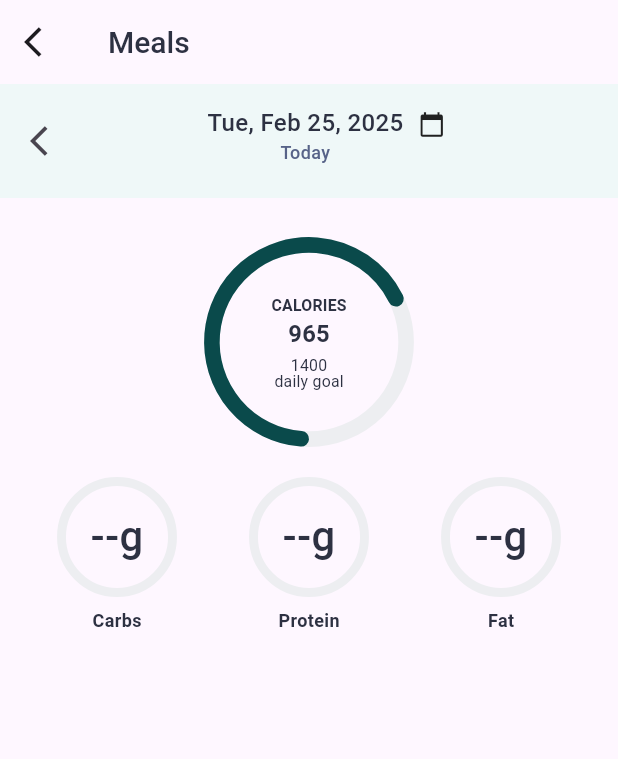
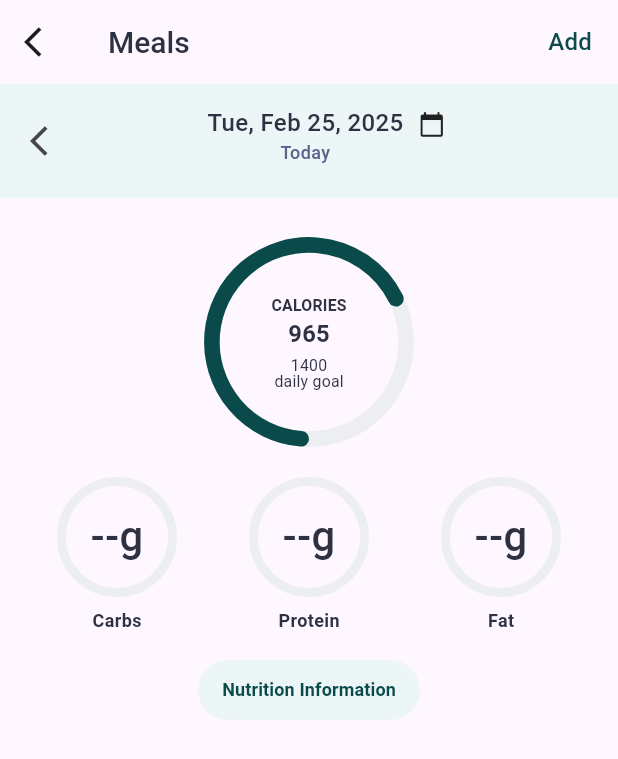
Before and after one commit to RancellTapia/Meals_App, a Flutter app: the screen it shows after launch, on a phone screen of 412 x 824 dp. Shown: the top 759 px of the screen. Run offline on Flutter 3.47's test engine with Material 3 defaults, Android fonts, the phone set to English and light mode, and no system bars; our stand-ins replace go_router, syncfusion_flutter_charts.

Commit message:
[ADD] Adding Rounded Button

```diff
--- a/lib/config/models/colors.dart
+++ b/lib/config/models/colors.dart
@@ -2,7 +2,7 @@ import 'package:flutter/material.dart';
 
 class AppColors {
   static const Color primary = Color(0xFF0A4A4B);
-  static const Color secondary = Color(0xFFEFF8F8);
+  static const Color secondary = Color(0xFFECF6F6);
   static const Color neutral = Color(0xFFEDEEF1);
   static const Color background = Color(0xFFFFFFFF);
   static const Color textPrimary = Color(0xFF2D3142);
--- a/lib/presentation/screens/home/home_screen.dart
+++ b/lib/presentation/screens/home/home_screen.dart
@@ -5,6 +5,7 @@ import 'package:meals/config/models/models.dart';
 import 'package:meals/presentation/screens/home/widget/date_widget.dart';
 
 import 'package:meals/presentation/screens/home/widget/graphic_info.dart';
+import 'package:meals/presentation/screens/home/widget/rounded_button.dart';
 
 class HomeScreen extends StatelessWidget {
   const HomeScreen({super.key});
@@ -24,6 +25,15 @@ class HomeScreen extends StatelessWidget {
             icon: const Icon(Icons.arrow_back_ios),
             onPressed: () {},
           ),
+          actions: [
+            TextButton(
+                onPressed: () {},
+                child: Text('Add',
+                    style: AppTypography.body.copyWith(
+                        color: AppColors.primary,
+                        fontWeight: FontWeight.w500,
+                        height: 1.0))),
+          ],
         ),
         body: _HomeScreenView());
   }
@@ -38,7 +48,15 @@ class _HomeScreenView extends StatelessWidget {
   Widget build(BuildContext context) {
     return SingleChildScrollView(
       child: Column(
-        children: [DateWitget(), GraphipInfo()],
+        children: [
+          DateWitget(),
+          GraphipInfo(),
+          SizedBox(height: 16),
+          RoundedButton(
+            text: 'Nutrition Information',
+            onPressed: () {},
+          )
+        ],
       ),
     );
   }
--- /dev/null
+++ b/lib/presentation/screens/home/widget/rounded_button.dart
@@ -0,0 +1,35 @@
+import 'package:flutter/material.dart';
+import 'package:meals/config/models/models.dart';
+
+class RoundedButton extends StatelessWidget {
+  final String text;
+  final VoidCallback onPressed;
+
+  const RoundedButton({
+    super.key,
+    required this.text,
+    required this.onPressed,
+  });
+
+  @override
+  Widget build(BuildContext context) {
+    return TextButton(
+      onPressed: onPressed,
+      style: TextButton.styleFrom(
+        backgroundColor: AppColors.secondary,
+        padding: EdgeInsets.symmetric(
+          horizontal: 16,
+          vertical: 6,
+        ),
+        shape: RoundedRectangleBorder(
+          borderRadius: BorderRadius.circular(30),
+        ),
+      ),
+      child: Text(
+        text,
+        style: AppTypography.captionStyle.copyWith(
+            color: AppColors.primary, fontWeight: FontWeight.w600, height: 1.0),
+      ),
+    );
+  }
+}
```
